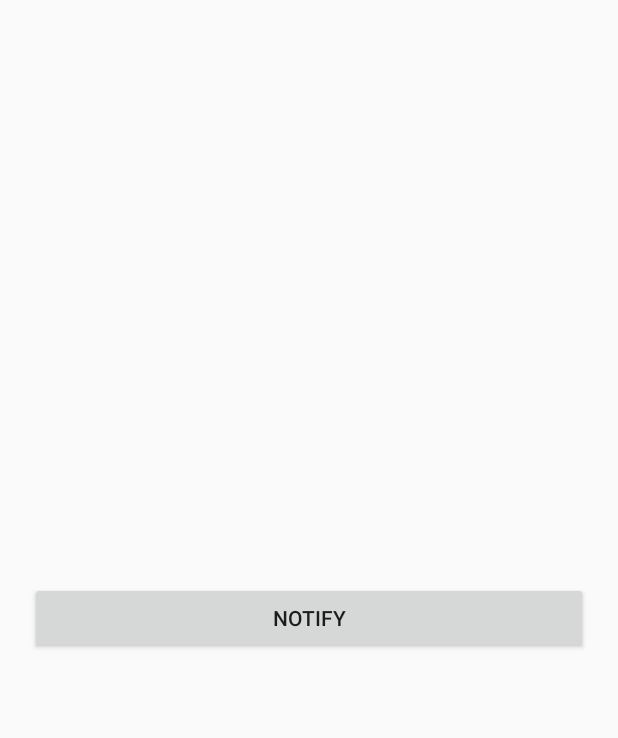
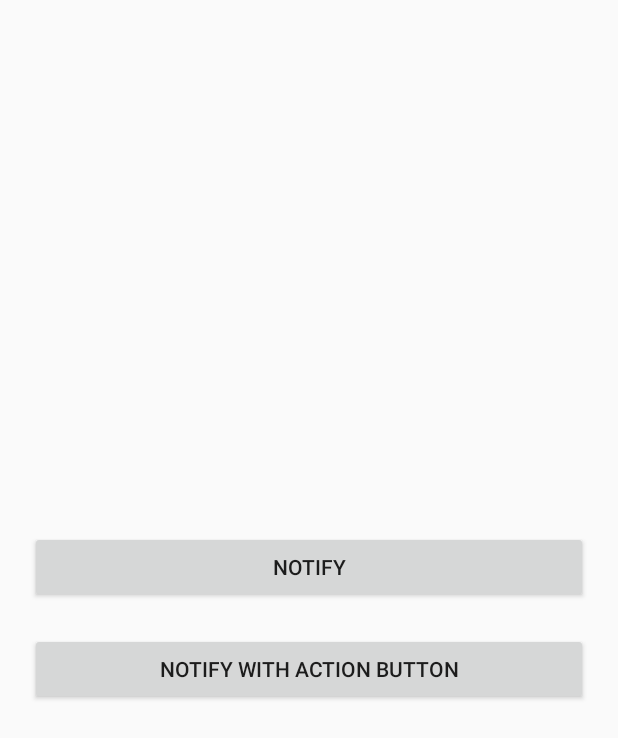
Before and after one commit to LeeJaeWon14/NotificationSample, an Android app: the layout activity_main.xml on its own in the app's theme, with its tools: preview values and no code run, on a phone screen of 412 x 824 dp. Shown: the top 738 px of the screen. Run offline under Robolectric (Android 15) with nearby library versions, the phone set to English and light mode, and no system bars.

Commit message:
- Upgrade for targetSDK 33, - Add summary notification, - Add notification with action buttons.

```diff
--- a/app/src/main/AndroidManifest.xml
+++ b/app/src/main/AndroidManifest.xml
@@ -1,6 +1,8 @@
 <?xml version="1.0" encoding="utf-8"?>
 <manifest xmlns:android="http://schemas.android.com/apk/res/android"
     package="com.example.notificationsample">
+
+    <uses-permission android:name="android.permission.POST_NOTIFICATIONS" />
 
     <application
         android:allowBackup="true"
@@ -9,7 +11,8 @@
         android:roundIcon="@mipmap/ic_launcher_round"
         android:supportsRtl="true"
         android:theme="@style/AppTheme">
-        <activity android:name=".MainActivity">
+        <activity android:name=".MainActivity"
+            android:exported="true">
             <intent-filter>
                 <action android:name="android.intent.action.MAIN" />
 
--- a/app/src/main/res/layout/activity_main.xml
+++ b/app/src/main/res/layout/activity_main.xml
@@ -4,13 +4,20 @@
     xmlns:tools="http://schemas.android.com/tools"
     android:layout_width="match_parent"
     android:layout_height="match_parent"
-    tools:context=".MainActivity">
+    tools:context=".MainActivity"
+    android:gravity="center"
+    android:padding="20dp"
+    android:orientation="vertical">
     <Button
         android:id = "@+id/notyButton"
         android:layout_width="match_parent"
         android:layout_height="wrap_content"
-        android:layout_gravity="center"
-        android:layout_margin="20dp"
         android:text = "Notify" />
 
+    <Button
+        android:id="@+id/btnActionNotify"
+        android:layout_width="match_parent"
+        android:layout_height="wrap_content"
+        android:text="Notify with action button"
+        android:layout_marginTop="20dp" />
 </LinearLayout>
--- a/build.gradle
+++ b/build.gradle
@@ -1,12 +1,12 @@
 // Top-level build file where you can add configuration options common to all sub-projects/modules.
 buildscript {
-    ext.kotlin_version = "1.3.72"
+    ext.kotlin_version = "1.6.20"
     repositories {
         google()
         jcenter()
     }
     dependencies {
-        classpath "com.android.tools.build:gradle:4.0.2"
+        classpath 'com.android.tools.build:gradle:7.3.1'
         classpath "org.jetbrains.kotlin:kotlin-gradle-plugin:$kotlin_version"
 
         // NOTE: Do not place your application dependencies here; they belong
```
Also changed, not shown: app/build.gradle (+4 -4 lines), app/src/main/java/com/example/notificationsample/MainActivity.kt (+59 -6 lines), app/src/main/java/com/example/notificationsample/NotifyHelper.kt (+42 -6 lines), gradle/wrapper/gradle-wrapper.properties.
